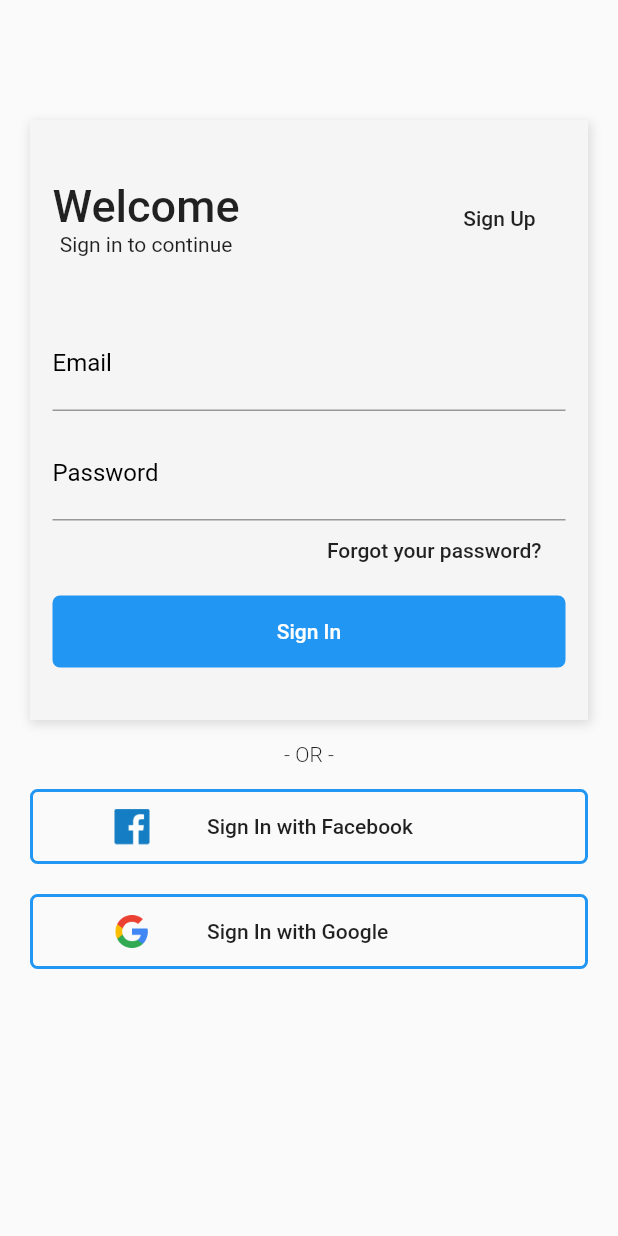
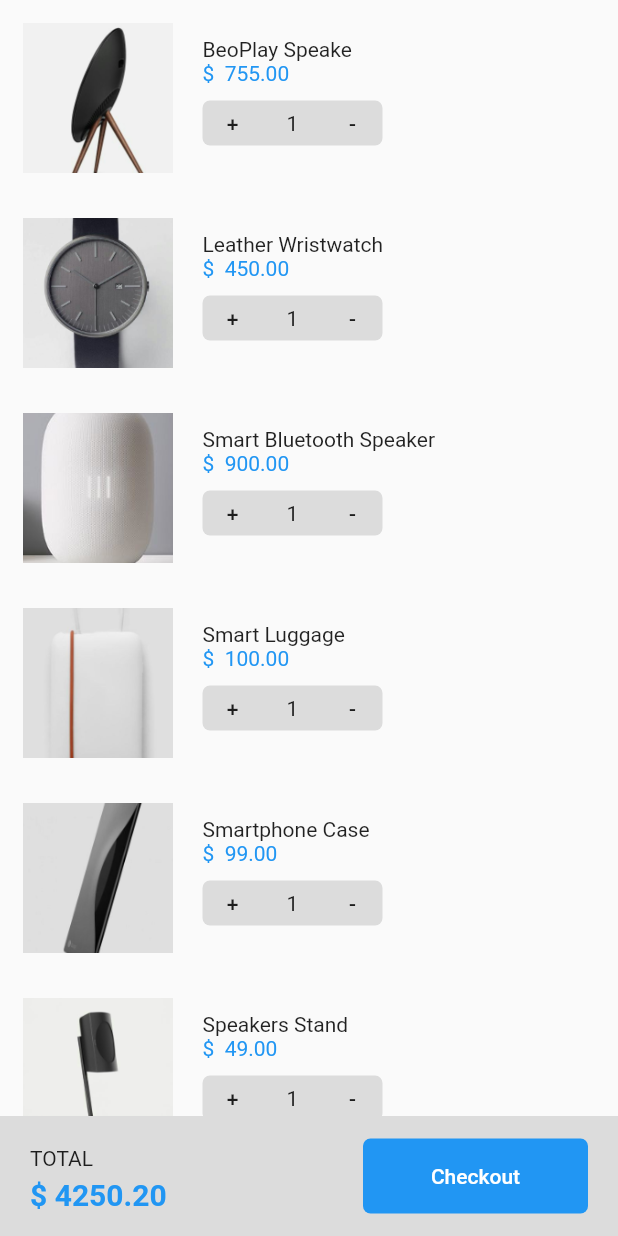
Before and after one commit to franciscpd/shopping_flutter, a Flutter app: the screen it shows after launch, on a phone screen of 412 x 824 dp. Run offline on Flutter 3.47's test engine with Material 2 defaults, Android fonts, the phone set to English and light mode, and no system bars; our stand-ins replace flutter_money_formatter.

Commit message:
Add checkout page

```diff
--- a/lib/main.dart
+++ b/lib/main.dart
@@ -1,4 +1,5 @@
 import 'package:flutter/material.dart';
+import 'package:shopping/pages/cart.page.dart';
 import 'package:shopping/pages/login.page.dart';
 
 void main() => runApp(MyApp());
@@ -12,7 +13,7 @@ class MyApp extends StatelessWidget {
       theme: ThemeData(
         primarySwatch: Colors.blue,
       ),
-      home: LoginPage(),
+      home: CartPage(),
     );
   }
 }
--- /dev/null
+++ b/lib/pages/cart.page.dart
@@ -0,0 +1,177 @@
+import 'package:flutter/material.dart';
+import 'package:flutter_money_formatter/flutter_money_formatter.dart';
+
+class CartPage extends StatelessWidget {
+  @override
+  Widget build(BuildContext context) {
+    return Scaffold(
+      body: Column(
+        mainAxisAlignment: MainAxisAlignment.spaceBetween,
+        children: <Widget>[
+          Expanded(
+            child: Container(
+              child: productList(context),
+            ),
+          ),
+          Container(
+            height: 80,
+            color: Colors.black12,
+            child: Row(
+              mainAxisAlignment: MainAxisAlignment.spaceBetween,
+              children: <Widget>[
+                Padding(
+                  padding: EdgeInsets.only(
+                    left: 20,
+                    top: 20,
+                  ),
+                  child: Column(
+                    crossAxisAlignment: CrossAxisAlignment.start,
+                    children: <Widget>[
+                      Text(
+                        'TOTAL',
+                        style: Theme.of(context).textTheme.body1,
+                      ),
+                      SizedBox(
+                        height: 5,
+                      ),
+                      Text(
+                        '\$ 4250.20',
+                        style: TextStyle(
+                          color: Theme.of(context).primaryColor,
+                          fontWeight: FontWeight.bold,
+                          fontSize: 20,
+                        ),
+                      ),
+                    ],
+                  ),
+                ),
+                Container(
+                  height: 50,
+                  width: 150,
+                  decoration: BoxDecoration(
+                    color: Theme.of(context).primaryColor,
+                    borderRadius: BorderRadius.all(
+                      Radius.circular(5),
+                    ),
+                  ),
+                  margin: EdgeInsets.only(right: 20),
+                  child: FlatButton(
+                    child: Text(
+                      'Checkout',
+                      style: TextStyle(
+                        color: Colors.white,
+                      ),
+                    ),
+                    onPressed: () {},
+                  ),
+                ),
+              ],
+            ),
+          ),
+        ],
+      ),
+    );
+  }
+}
+
+Widget productList(BuildContext context) {
+  return ListView(
+    children: <Widget>[
+      productItem(context, 'BeoPlay Speake', 755, 'assets/product-1.png'),
+      productItem(context, 'Leather Wristwatch', 450, 'assets/product-2.png'),
+      productItem(
+          context, 'Smart Bluetooth Speaker', 900, 'assets/product-3.png'),
+      productItem(context, 'Smart Luggage', 100, 'assets/product-4.png'),
+      productItem(context, 'Smartphone Case', 99, 'assets/product-5.png'),
+      productItem(context, 'Speakers Stand', 49, 'assets/product-6.png'),
+      productItem(context, 'AirPods', 199, 'assets/product-7.png'),
+    ],
+  );
+}
+
+Widget productItem(
+    BuildContext context, String title, double price, String image) {
+  MoneyFormatterOutput fmf = new FlutterMoneyFormatter(
+      amount: price,
+      settings: MoneyFormatterSettings(
+        symbol: '\$ ',
+        thousandSeparator: ',',
+        decimalSeparator: '.',
+        symbolAndNumberSeparator: ' ',
+        fractionDigits: 2,
+      )).output;
+
+  return Container(
+    height: 120,
+    margin: EdgeInsets.all(5),
+    child: Row(
+      children: <Widget>[
+        Container(
+          width: 100,
+          height: 100,
+          margin: EdgeInsets.all(10),
+          child: Image.asset(
+            image,
+            fit: BoxFit.fitWidth,
+          ),
+        ),
+        Padding(
+          padding: EdgeInsets.only(
+            top: 20,
+            left: 10,
+          ),
+          child: Column(
+            crossAxisAlignment: CrossAxisAlignment.start,
+            children: <Widget>[
+              Text(title),
+              Text(
+                fmf.symbolOnLeft,
+                style: TextStyle(
+                  color: Theme.of(context).primaryColor,
+                ),
+              ),
+              SizedBox(
+                height: 10,
+              ),
+              Container(
+                height: 30,
+                width: 120,
+                decoration: BoxDecoration(
+                  color: Colors.black12,
+                  borderRadius: BorderRadius.all(
+                    Radius.circular(5),
+                  ),
+                ),
+                child: Row(
+                  children: <Widget>[
+                    Container(
+                      width: 40,
+                      alignment: Alignment.center,
+                      child: FlatButton(
+                        child: Text('+'),
+                        onPressed: () => {},
+                      ),
+                    ),
+                    Container(
+                      width: 40,
+                      alignment: Alignment.center,
+                      child: Text('1'),
+                    ),
+                    Container(
+                      width: 40,
+                      alignment: Alignment.center,
+                      child: FlatButton(
+                        child: Text('-'),
+                        onPressed: () => {},
+                      ),
+                    ),
+                  ],
+                ),
+              ),
+            ],
+          ),
+        ),
+      ],
+    ),
+  );
+}
--- a/pubspec.yaml
+++ b/pubspec.yaml
@@ -23,6 +23,7 @@ dependencies:
   # The following adds the Cupertino Icons font to your application.
   # Use with the CupertinoIcons class for iOS style icons.
   cupertino_icons: ^0.1.2
+  flutter_money_formatter: ^0.8.2
 
 dev_dependencies:
   flutter_test:
```
Also changed, not shown: pubspec.lock.
